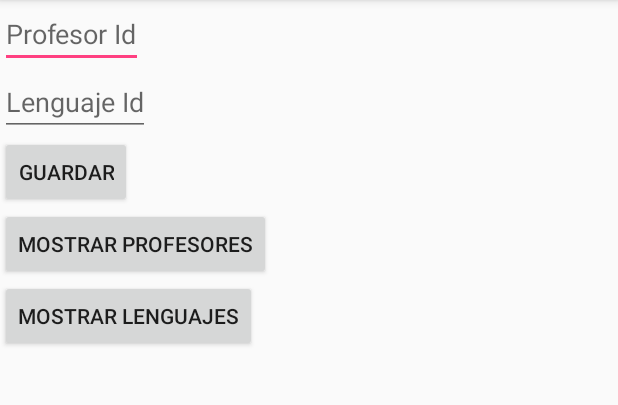
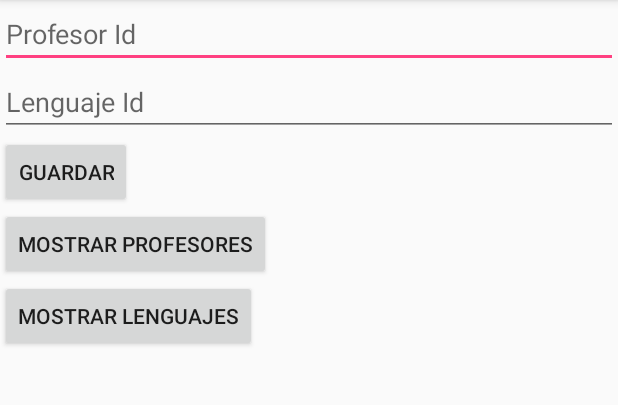
Before and after one commit to pepivsky/EjemploBDRoom, an Android app: the ProfesorLenguajesActivity screen opened directly, with no data from a screen before it, on a phone screen of 412 x 824 dp, the part 84-489 px from its top. Run offline under Robolectric (Android 15) with nearby library versions, the phone set to English and light mode, and no system bars; our stand-ins replace ButterKnife.

Commit message:
Creación de la entidad profesorLenguaje para hacer la relación de muchos a muchos

```diff
--- a/app/src/main/java/com/example/pepe/ejemplobdroom/constants/Constants.java
+++ b/app/src/main/java/com/example/pepe/ejemplobdroom/constants/Constants.java
@@ -5,6 +5,7 @@ public class Constants {
     public static final String NAME_TABLE_PROFESSOR = "tprofessor";
     public static final String NAME_TABLE_CURSO = "tcurso";
     public static final String NAME_TABLE_LENGUAJE = "tlenguaje";
+    public static final String NAME_TABLE_PROFESSORLENGUAJE = "tprofessorlenguaje";
     public static final String NAME_DATABASE = "basedatos";
 
 }
--- a/app/src/main/res/layout/activity_profesor_lenguajes.xml
+++ b/app/src/main/res/layout/activity_profesor_lenguajes.xml
@@ -10,14 +10,14 @@
 
     <EditText
         android:id="@+id/profesorId"
-        android:layout_width="wrap_content"
+        android:layout_width="match_parent"
         android:layout_height="wrap_content"
         android:hint="Profesor Id"
         />
 
     <EditText
         android:id="@+id/lenguajeId"
-        android:layout_width="wrap_content"
+        android:layout_width="match_parent"
         android:layout_height="wrap_content"
         android:hint="Lenguaje Id"
         />
```
Also changed, not shown: app/src/main/java/com/example/pepe/ejemplobdroom/db/entity/ProfessorLenguaje.java (added, +45 -0 lines).
